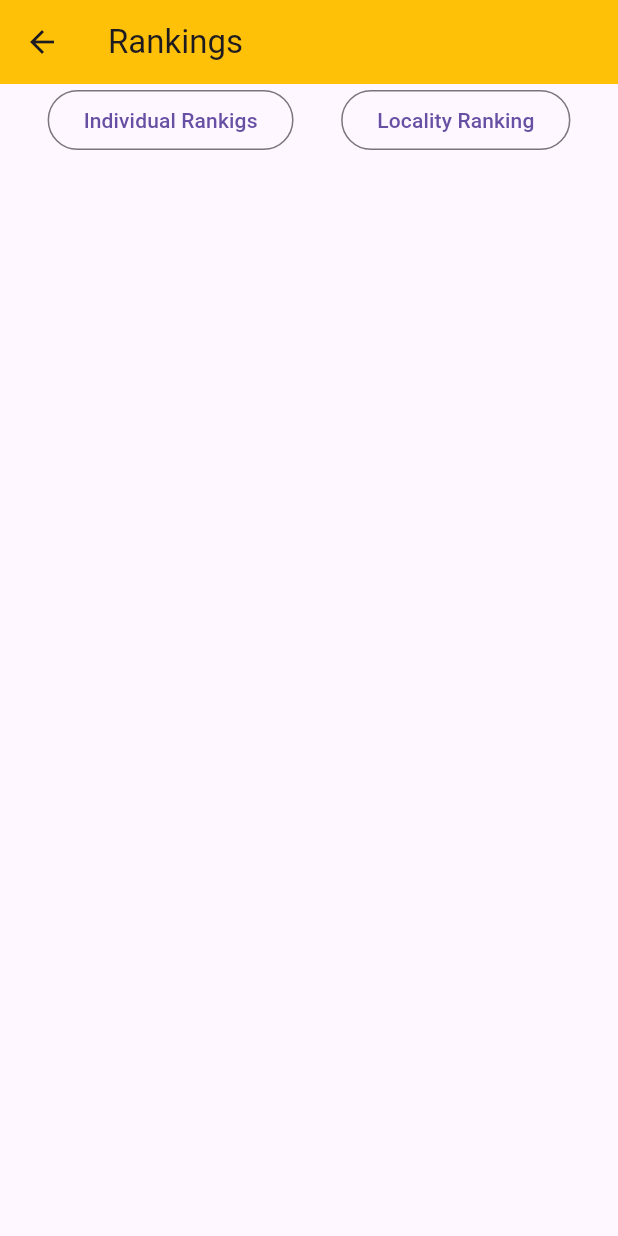
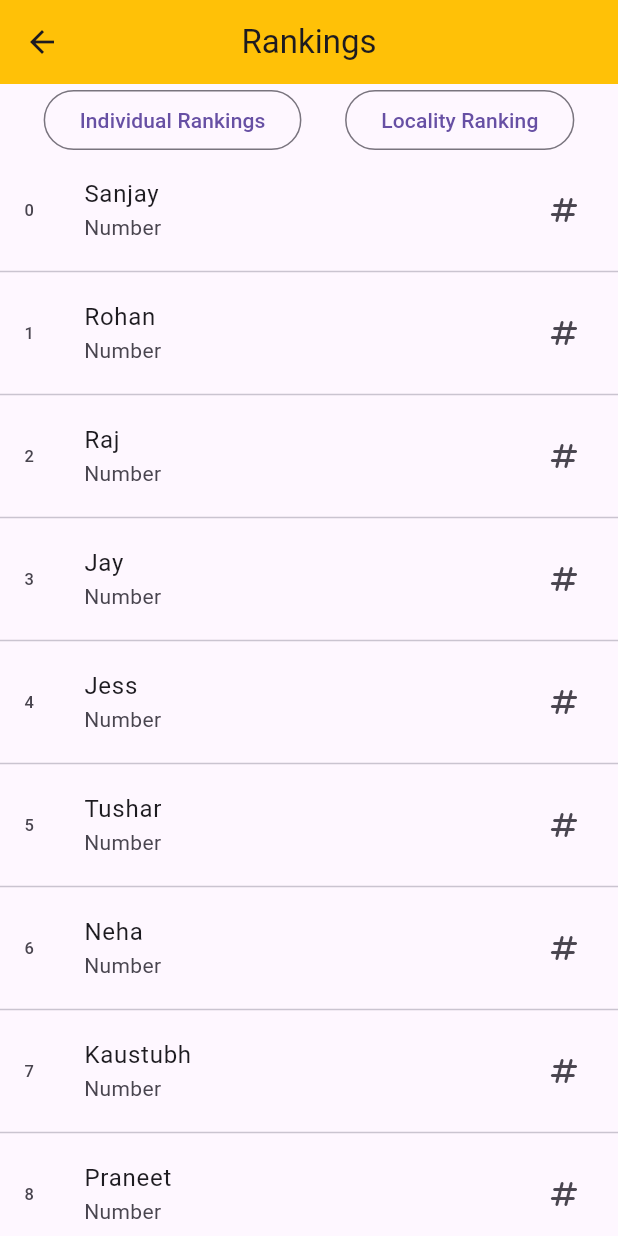
Before and after one commit to ARTISTART367/Collaborations, a Flutter app: the IndiRank screen opened directly, on a phone screen of 412 x 824 dp. Run offline on Flutter 3.47's test engine with Material 3 defaults, Android fonts, the phone set to English and light mode, and no system bars.

Commit message:
Rankings Page

```diff
--- a/lib/components/inter_rank.dart
+++ b/lib/components/inter_rank.dart
@@ -5,21 +5,39 @@ class IndiRank extends StatelessWidget {
 
   @override
   Widget build(BuildContext context) {
+    var arrNames = [
+      'Sanjay',
+      'Rohan',
+      'Raj',
+      'Jay',
+      'Jess',
+      'Tushar',
+      'Neha',
+      'Kaustubh',
+      'Praneet',
+      'Soham',
+      'Lenoy'
+    ];
     return Scaffold(
       appBar: AppBar(
         title: const Text('Rankings'),
         backgroundColor: Colors.amber,
+        centerTitle: true,
       ),
       body: SizedBox(
         width: 1000,
-        child: Row(mainAxisAlignment: MainAxisAlignment.spaceEvenly, children: [
+        child: Column(
+          children: [
+            Row(
+              mainAxisAlignment: MainAxisAlignment.spaceEvenly,
+              children: [
                 OutlinedButton(
-            child: const Text('Individual Rankigs'),
+                  child: const Text('Individual Rankings'),
                   onPressed: () {
-              Navigator.pushNamed(
+                    Navigator.push(
                       context,
-                  MaterialPageRoute(builder: (context) => const IndiRank())
-                  as String);
+                      MaterialPageRoute(builder: (context) => const IndiRank()),
+                    );
                   },
                 ),
                 OutlinedButton(
@@ -28,7 +46,29 @@ class IndiRank extends StatelessWidget {
                     Navigator.pushNamed(context, 'localirank');
                   },
                 ),
-        ]),
+              ],
+            ),
+            Expanded(
+              child: ListView.separated(
+                itemBuilder: (context, index) {
+                  return ListTile(
+                    leading: Text('$index'),
+                    title: Text(arrNames[index]),
+                    subtitle: const Text('Number'),
+                    trailing: const Icon(Icons.numbers_rounded),
+                  );
+                },
+                itemCount: arrNames.length,
+                separatorBuilder: (context, index) {
+                  return const Divider(
+                    height: 10, // Reduced height for the divider
+                    thickness: 1,
+                  );
+                },
+              ),
+            )
+          ],
+        ),
       ),
     );
   }
--- a/lib/components/local_rank.dart
+++ b/lib/components/local_rank.dart
@@ -1,5 +1,6 @@
 import 'package:flutter/material.dart';
-import '../components/inter_rank.dart';
+import 'package:gdsc_sol_challenge_00/components/inter_rank.dart';
+// import 'package:gdsc_sol_challenge_00/IndiRank.dart';
 
 class LocaliRank extends StatelessWidget {
   const LocaliRank({super.key});
@@ -19,7 +20,7 @@ class LocaliRank extends StatelessWidget {
               Navigator.pushNamed(
                   context,
                   MaterialPageRoute(builder: (context) => const IndiRank())
-                  as String);
+                      as String);
             },
           ),
           OutlinedButton(
--- a/lib/main.dart
+++ b/lib/main.dart
@@ -12,9 +12,9 @@ void main() {
     routes: {
       'register': (context) => const MyRegister(),
       'login': (context) => const MyLogin(),
-      'home':(context)=> const HomeScreen(),
-      'ranking':(context)=>const MyRank(),
-      'profile':(context)=>const Profile(),
+      'home': (context) => const HomeScreen(),
+      'ranking': (context) => const MyRank(),
+      'profile': (context) => const Profile(),
     },
   ));
 }
--- a/lib/pages/Ranking.dart
+++ b/lib/pages/Ranking.dart
@@ -1,5 +1,6 @@
 import 'package:flutter/material.dart';
-import '../components/local_rank.dart' as localRank;
+import 'package:gdsc_sol_challenge_00/components/inter_rank.dart' as indirank;
+// import '../components/local_rank.dart' as localRank;
 
 class MyRank extends StatelessWidget {
   const MyRank({super.key});
@@ -14,7 +15,7 @@ class MyRank extends StatelessWidget {
           backgroundColor: Colors.transparent,
           body: Stack(
             children: [
-             localRank.LocaliRank(),
+              indirank.IndiRank(),
             ],
           ),
         ),
```
Lines whose indentation alone changed are shown as unchanged.
